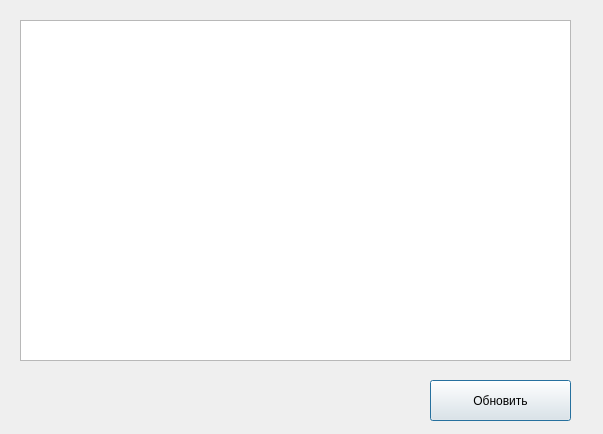
First picture: the form in client/adminwindow.ui, repository alexxxandra031/project, before the edit.
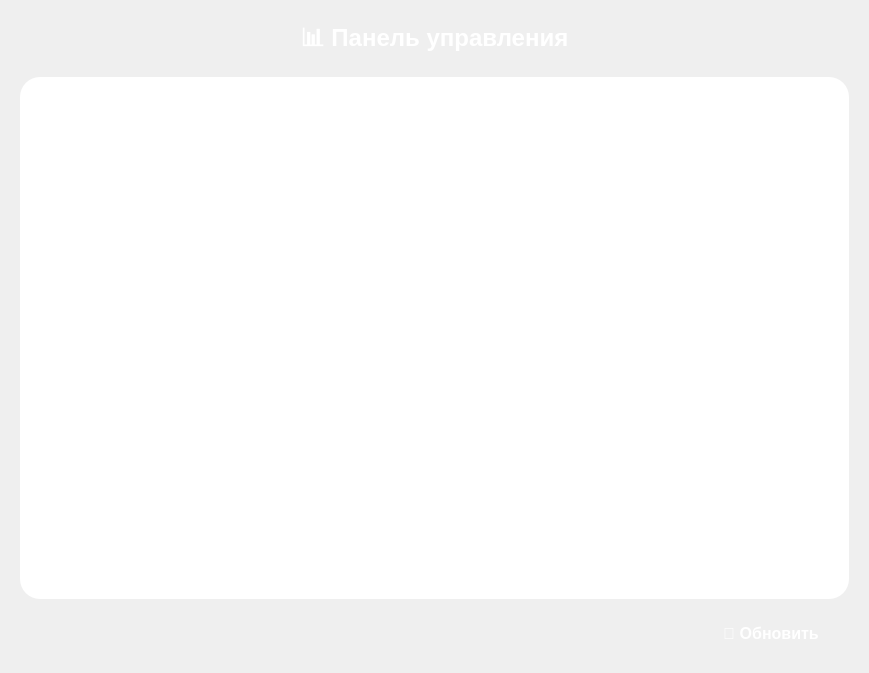
Second picture: the form after the edit.

```diff
--- a/client/adminwindow.ui
+++ b/client/adminwindow.ui
@@ -6,36 +6,184 @@
    <rect>
     <x>0</x>
     <y>0</y>
-    <width>603</width>
-    <height>434</height>
+    <width>869</width>
+    <height>673</height>
    </rect>
   </property>
   <property name="windowTitle">
    <string>Dialog</string>
   </property>
-  <widget class="QTableWidget" name="tableWidget_stats">
-   <property name="geometry">
-    <rect>
-     <x>20</x>
-     <y>20</y>
-     <width>551</width>
-     <height>341</height>
-    </rect>
+  <property name="styleSheet">
+   <string notr="true">
+    QDialog {
+        background: qlineargradient(x1:0, y1:0, x2:1, y2:1,
+                                    stop:0 #667eea, stop:1 #764ba2);
+    }
+   </string>
+  </property>
+  <layout class="QVBoxLayout" name="verticalLayout">
+   <property name="spacing">
+    <number>15</number>
    </property>
-  </widget>
-  <widget class="QPushButton" name="pushButton_refresh">
-   <property name="geometry">
-    <rect>
-     <x>430</x>
-     <y>380</y>
-     <width>141</width>
-     <height>41</height>
-    </rect>
+   <property name="leftMargin">
+    <number>20</number>
    </property>
-   <property name="text">
-    <string>Обновить</string>
+   <property name="topMargin">
+    <number>20</number>
    </property>
-  </widget>
+   <property name="rightMargin">
+    <number>20</number>
+   </property>
+   <property name="bottomMargin">
+    <number>20</number>
+   </property>
+   <item>
+    <widget class="QLabel" name="label_title">
+     <property name="styleSheet">
+      <string notr="true">QLabel { color: white; }</string>
+     </property>
+     <property name="text">
+      <string>&lt;h1&gt;📊 Панель управления&lt;/h1&gt;</string>
+     </property>
+     <property name="alignment">
+      <set>Qt::AlignmentFlag::AlignCenter</set>
+     </property>
+    </widget>
+   </item>
+   <item>
+    <widget class="QFrame" name="frame_card">
+     <property name="styleSheet">
+      <string notr="true">
+       QFrame {
+           background-color: white;
+           border-radius: 20px;
+           padding: 10px;
+       }
+      </string>
+     </property>
+     <property name="frameShape">
+      <enum>QFrame::Shape::StyledPanel</enum>
+     </property>
+     <property name="frameShadow">
+      <enum>QFrame::Shadow::Raised</enum>
+     </property>
+     <layout class="QVBoxLayout" name="verticalLayout_card">
+      <property name="leftMargin">
+       <number>10</number>
+      </property>
+      <property name="topMargin">
+       <number>10</number>
+      </property>
+      <property name="rightMargin">
+       <number>10</number>
+      </property>
+      <property name="bottomMargin">
+       <number>10</number>
+      </property>
+      <item>
+       <widget class="QTableWidget" name="tableWidget_stats">
+        <property name="styleSheet">
+         <string notr="true">
+          QTableWidget {
+              border: none;
+              gridline-color: #e2e8f0;
+              selection-background-color: #667eea;
+              selection-color: white;
+              font-size: 14px;
+          }
+          QTableWidget::item {
+              padding: 8px;
+              border-bottom: 1px solid #e2e8f0;
+          }
+          QTableWidget::item:selected {
+              background-color: #667eea;
+              color: white;
+          }
+          QHeaderView::section {
+              background-color: #f7fafc;
+              padding: 8px;
+              border: none;
+              border-bottom: 2px solid #667eea;
+              font-weight: bold;
+              font-size: 14px;
+              color: #2d3748;
+          }
+          QHeaderView::section:horizontal {
+              border-top-left-radius: 10px;
+              border-top-right-radius: 10px;
+          }
+          QTableWidget:focus {
+              outline: none;
+          }
+         </string>
+        </property>
+        <property name="alternatingRowColors">
+         <bool>true</bool>
+        </property>
+        <property name="selectionBehavior">
+         <enum>QAbstractItemView::SelectionBehavior::SelectRows</enum>
+        </property>
+        <property name="showGrid">
+         <bool>false</bool>
+        </property>
+        <attribute name="horizontalHeaderStretchLastSection">
+         <bool>true</bool>
+        </attribute>
+       </widget>
+      </item>
+     </layout>
+    </widget>
+   </item>
+   <item>
+    <layout class="QHBoxLayout" name="horizontalLayout">
+     <item>
+      <spacer name="horizontalSpacer">
+       <property name="orientation">
+        <enum>Qt::Orientation::Horizontal</enum>
+       </property>
+       <property name="sizeHint" stdset="0">
+        <size>
+         <width>40</width>
+         <height>20</height>
+        </size>
+       </property>
+      </spacer>
+     </item>
+     <item>
+      <widget class="QPushButton" name="pushButton_refresh">
+       <property name="cursor">
+        <cursorShape>PointingHandCursor</cursorShape>
+       </property>
+       <property name="styleSheet">
+        <string notr="true">
+         QPushButton {
+             background: qlineargradient(x1:0, y1:0, x2:1, y2:0,
+                                         stop:0 #667eea, stop:1 #764ba2);
+             border: none;
+             border-radius: 25px;
+             padding: 10px 30px;
+             color: white;
+             font-size: 16px;
+             font-weight: bold;
+         }
+         QPushButton:hover {
+             background: qlineargradient(x1:0, y1:0, x2:1, y2:0,
+                                         stop:0 #5a67d8, stop:1 #6b46a1);
+         }
+         QPushButton:pressed {
+             background: qlineargradient(x1:0, y1:0, x2:1, y2:0,
+                                         stop:0 #4c51bf, stop:1 #553c8b);
+         }
+        </string>
+       </property>
+       <property name="text">
+        <string>🔄 Обновить</string>
+       </property>
+      </widget>
+     </item>
+    </layout>
+   </item>
+  </layout>
  </widget>
  <resources/>
  <connections/>
```
Left out of the diff: 2 changed lines with no effect on the pictures.
